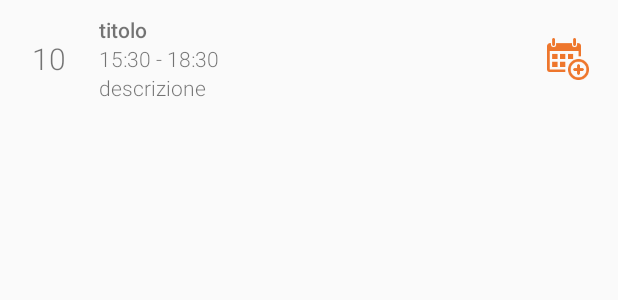
After one commit to Ferno92/AlmaOrienteering_Android, an Android app: the layout agenda_list_item.xml on its own in the app's theme, with its tools: preview values and no code run, on a phone screen of 412 x 824 dp. The commit adds this screen. Shown: the top 300 px of the screen. Run offline under Robolectric (Android 15) with nearby library versions, the phone set to English and light mode, and no system bars.

Commit message:
grosse modifiche a calendario e riviste stringhe homepage

```diff
--- a/app/src/main/AndroidManifest.xml
+++ b/app/src/main/AndroidManifest.xml
@@ -49,7 +49,7 @@
             android:label="Map"
             android:theme="@style/AppTheme" />
         <activity
-            android:name=".CalendarActivity"
+            android:name=".calendar.CalendarActivity"
             android:label="Eventi AlmaOrienta"
             android:theme="@style/AppTheme" />
         <activity
--- a/app/src/main/java/com/almaorient/ferno92/almaorienteering/MainActivity.java
+++ b/app/src/main/java/com/almaorient/ferno92/almaorienteering/MainActivity.java
@@ -6,7 +6,6 @@ import android.os.Bundle;
 import android.support.annotation.NonNull;
 import android.support.v7.app.AlertDialog;
 import android.util.Log;
-import android.view.LayoutInflater;
 import android.view.View;
 import android.support.design.widget.NavigationView;
 import android.support.v4.view.GravityCompat;
@@ -16,13 +15,12 @@ import android.support.v7.app.AppCompatActivity;
 import android.support.v7.widget.Toolbar;
 import android.view.Menu;
 import android.view.MenuItem;
-import android.widget.EditText;
 import android.widget.LinearLayout;
 import android.widget.RelativeLayout;
 import android.widget.TextView;
 import android.widget.Toast;
 
-import com.almaorient.ferno92.almaorienteering.login.LoginActivity;
+import com.almaorient.ferno92.almaorienteering.calendar.CalendarActivity;
 import com.almaorient.ferno92.almaorienteering.recensioni.RecensioniActivity;
 import com.almaorient.ferno92.almaorienteering.versus.VersusSelectorActivity;
 import com.google.android.gms.tasks.OnCompleteListener;
--- /dev/null
+++ b/app/src/main/res/layout/agenda_list_item.xml
@@ -0,0 +1,59 @@
+<?xml version="1.0" encoding="utf-8"?>
+<LinearLayout xmlns:android="http://schemas.android.com/apk/res/android"
+    android:orientation="horizontal" android:layout_width="match_parent"
+    android:layout_height="wrap_content"
+    android:padding="10dp">
+    <TextView
+        android:id="@+id/day"
+        android:layout_width="0dp"
+        android:layout_height="match_parent"
+        android:layout_weight="1"
+        android:text="10"
+        android:textSize="20sp"
+        android:gravity="center"
+        android:layout_marginRight="10dp"/>
+    <LinearLayout
+        android:layout_width="0dp"
+        android:layout_height="wrap_content"
+        android:layout_weight="6"
+        android:orientation="vertical"
+        android:layout_marginRight="10dp">
+        <TextView
+            android:id="@+id/titolo"
+            android:layout_width="match_parent"
+            android:layout_height="0dp"
+            android:layout_weight="1"
+            android:text="titolo"
+            android:textStyle="bold"
+            android:maxLines="1"
+            android:ellipsize="end"/>
+        <TextView
+            android:id="@+id/ora"
+            android:layout_width="match_parent"
+            android:layout_height="0dp"
+            android:layout_weight="1"
+            android:text="15:30 - 18:30"/>
+        <TextView
+            android:id="@+id/descrizione"
+            android:layout_width="match_parent"
+            android:layout_height="0dp"
+            android:layout_weight="1"
+            android:text="descrizione"
+            android:maxLines="1"
+            android:ellipsize="end"/>
+    </LinearLayout>
+    <RelativeLayout
+        android:layout_width="0dp"
+        android:layout_height="match_parent"
+        android:layout_weight="1">
+        <ImageButton
+            android:id="@+id/add_to_calendar"
+            android:layout_width="wrap_content"
+            android:layout_height="wrap_content"
+            android:layout_centerInParent="true"
+            android:src="@drawable/ic_calendar_add"
+            android:background="@android:color/transparent"/>
+    </RelativeLayout>
+
+
+</LinearLayout>
```
Also changed, not shown: app/src/main/java/com/almaorient/ferno92/almaorienteering/CalendarActivity.java (deleted, +0 -26 lines), app/src/main/java/com/almaorient/ferno92/almaorienteering/calendar/CalendarActivity.java (added, +138 -0 lines), app/src/main/java/com/almaorient/ferno92/almaorienteering/calendar/CalendarListView.java (added, +33 -0 lines), app/src/main/java/com/almaorient/ferno92/almaorienteering/calendar/CalendarModel.java (added, +35 -0 lines), app/src/main/java/com/almaorient/ferno92/almaorienteering/calendar/ListEventiAdapter.java (added, +72 -0 lines), app/src/main/java/com/almaorient/ferno92/almaorienteering/homepage/HomeElementFragment.java (+6 -7 lines), app/src/main/res/layout/calendar_activity.xml (+8 -6 lines), app/src/main/res/layout/mese_layout.xml (added, +19 -0 lines), app/src/main/res/drawable-hdpi/ic_calendar_add.png (added), app/src/main/res/drawable-mdpi/ic_calendar_add.png (added), app/src/main/res/drawable-xhdpi/ic_calendar_add.png (added), app/src/main/res/drawable-xxhdpi/ic_calendar_add.png (added), app/src/main/res/drawable-xxxhdpi/ic_calendar_add.png (added).
